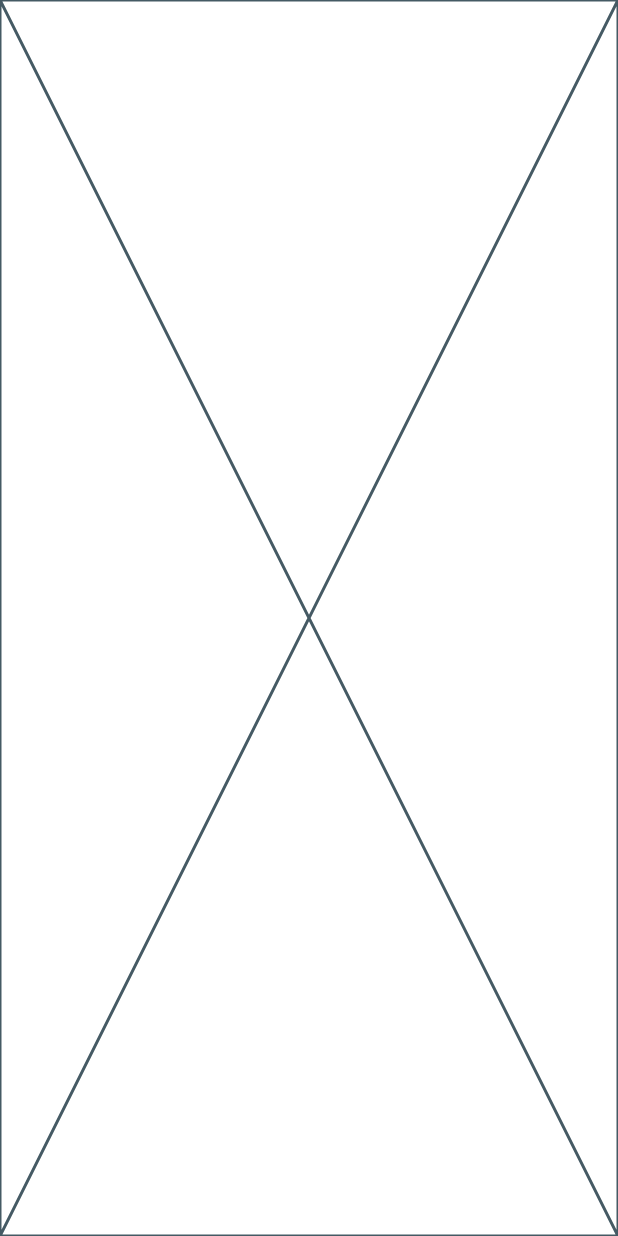
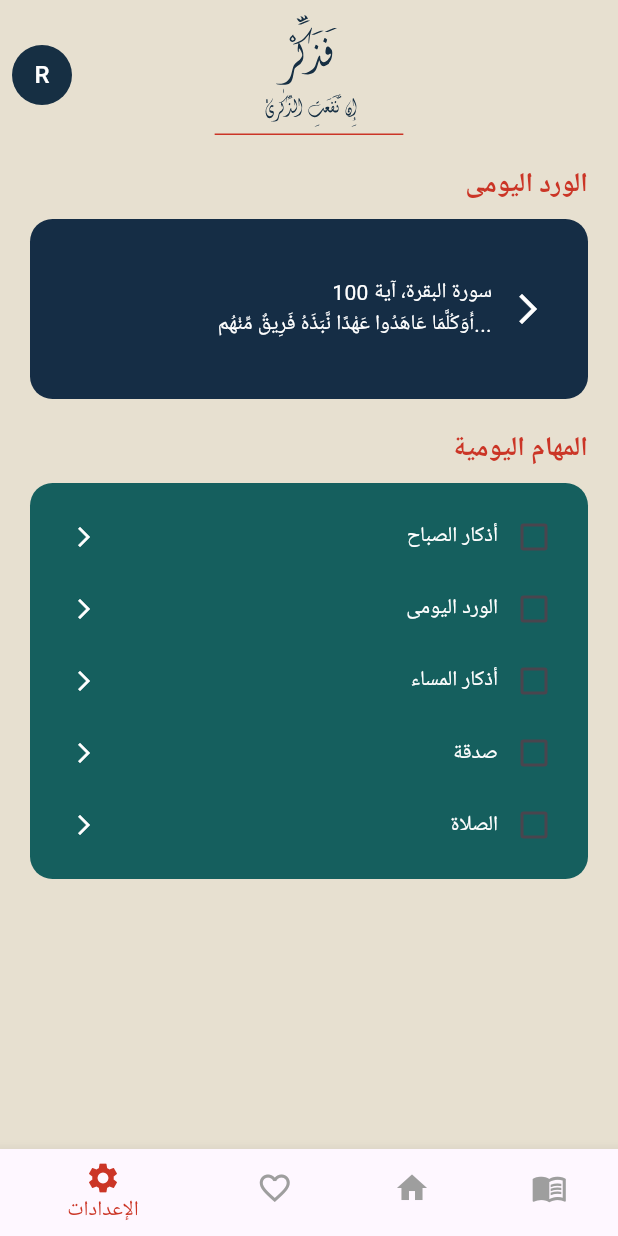
Before and after one commit to HodaMostafa12/azkar_app, a Flutter app: the screen it shows after launch, on a phone screen of 412 x 824 dp. Run offline on Flutter 3.47's test engine with Material 3 defaults, Android fonts, the phone set to English and light mode, and no system bars; our stand-ins replace flutter_svg.

Commit message:
home, fonts, new logo

```diff
--- a/lib/main.dart
+++ b/lib/main.dart
@@ -1,4 +1,5 @@
-import 'package:azkar_app/login_screan.dart';
+import 'package:azkar_app/view/home_page.dart';
+import 'package:azkar_app/view/login_screan.dart';
 import 'package:flutter/material.dart';
 
 void main() {
@@ -12,12 +13,14 @@ class MyApp extends StatelessWidget {
   @override
   Widget build(BuildContext context) {
     return MaterialApp(
+      debugShowCheckedModeBanner: false,
       title: 'Flutter Demo',
       theme: ThemeData(
+
         colorScheme: ColorScheme.fromSeed(seedColor: Colors.deepPurple),
         useMaterial3: true,
       ),
-      home: LoginScrean(),
+      home: HomePage()
     );
   }
 }
--- /dev/null
+++ b/lib/view/home_page.dart
@@ -0,0 +1,232 @@
+import 'package:flutter/material.dart';
+import 'package:flutter_svg/flutter_svg.dart';
+
+class HomePage extends StatefulWidget {
+  const HomePage({super.key});
+
+  @override
+  State<HomePage> createState() => _HomePageState();
+}
+
+class _HomePageState extends State<HomePage> {
+  int _selectedIndex = 0;
+  final List<bool> _tasks = [false, false, false, false, false];
+
+  void _onNavTap(int index) {
+    setState(() {
+      _selectedIndex = index;
+    });
+  }
+
+  @override
+  Widget build(BuildContext context) {
+    return Scaffold(
+      backgroundColor: const Color(0xFFE7E0D0),
+      appBar: AppBar(
+        toolbarHeight: 100,
+        backgroundColor: const Color(0xFFE7E0D0),
+        centerTitle: true,
+        elevation: 0,
+        leading: Padding(
+          padding: const EdgeInsets.all(8.0),
+          child: CircleAvatar(
+            radius: 26,
+            backgroundColor: const Color(0xFF162F43),
+            child: const Text("R", style: TextStyle(color: Colors.white)),
+          ),
+        ),
+        title: SizedBox(
+          height: 80,
+          width: 140,
+          child: SvgPicture.asset(
+            "assets/images/fzkrAppBar.svg",
+            fit: BoxFit.contain,
+          ),
+        ),
+      ),
+      body: Align(
+        alignment: Alignment.centerRight,
+        child: Padding(
+          padding: const EdgeInsets.symmetric(horizontal: 20),
+          child: ListView(
+            children: [
+              const SizedBox(height: 10),
+              const Text(
+                "الورد اليومى",
+                style: TextStyle(
+                  fontFamily: 'Inter',
+                  color: Color(0xFFCB3526),
+                  fontWeight: FontWeight.bold,
+                  fontSize: 18,
+                ),
+                textAlign: TextAlign.right,
+              ),
+              const SizedBox(height: 10),
+
+              // First container with arrow
+              Container(
+                padding: const EdgeInsets.all(16),
+                height: 120,
+                decoration: BoxDecoration(
+                  borderRadius: BorderRadius.circular(15),
+                  color: const Color(0xFF152D45),
+                ),
+                child: Row(
+                  mainAxisAlignment: MainAxisAlignment.spaceBetween,
+                  children: [
+                    Expanded(
+                      child: GestureDetector(
+                        onTap: () {
+                          Navigator.push(
+                            context,
+                            MaterialPageRoute(builder: (_) => const DailyVersePage()),
+                          );
+                        },
+                        child: const Text(
+                          "سورة البقرة، آية 100\n"
+                              "أَوَكُلَّمَا عَاهَدُوا عَهْدًا نَّبَذَهُ فَرِيقٌ مِّنْهُم...",
+                          style: TextStyle(color: Colors.white),
+                          textAlign: TextAlign.right,
+                        ),
+                      ),
+                    ),
+                    IconButton(
+                      icon: const Icon(Icons.arrow_forward_ios, color: Colors.white),
+                      onPressed: () {
+                        Navigator.push(
+                          context,
+                          MaterialPageRoute(builder: (_) => const DailyVersePage()),
+                        );
+                      },
+                    ),
+                  ],
+                ),
+              ),
+
+              const SizedBox(height: 20),
+              const Text(
+                "المهام اليومية",
+                style: TextStyle(
+                  fontFamily: 'Inter',
+                  color: Color(0xFFCB3526),
+                  fontWeight: FontWeight.bold,
+                  fontSize: 18,
+                ),
+                textAlign: TextAlign.right,
+              ),
+              const SizedBox(height: 10),
+
+              // Second container with arrow
+              Container(
+                padding: const EdgeInsets.all(12),
+                decoration: BoxDecoration(
+                  borderRadius: BorderRadius.circular(15),
+                  color: const Color(0xFF155F5E),
+                ),
+                child: Column(
+                  children: [
+                    _buildTaskItem("أذكار الصباح", 0),
+                    _buildTaskItem("الورد اليومى", 1),
+                    _buildTaskItem("أذكار المساء", 2),
+                    _buildTaskItem("صدقة", 3),
+                    _buildTaskItem("الصلاة", 4),
+                  ],
+                ),
+              ),
+            ],
+          ),
+        ),
+      ),
+      bottomNavigationBar: BottomNavigationBar(
+        currentIndex: _selectedIndex,
+        onTap: _onNavTap,
+        selectedItemColor: const Color(0xFFCB3526),
+        unselectedItemColor: Colors.grey,
+        backgroundColor: const Color(0xFF152D45),
+        items: const [
+          BottomNavigationBarItem(
+            icon: Icon(Icons.settings),
+            label: "الإعدادات",
+          ),
+          BottomNavigationBarItem(
+            icon: Icon(Icons.favorite_border),
+            label: "المفضلة",
+          ),
+          BottomNavigationBarItem(
+            icon: Icon(Icons.home),
+            label: "الرئيسية",
+          ),
+          BottomNavigationBarItem(
+            icon: Icon(Icons.menu_book_outlined),
+            label: "الدروس",
+          ),
+        ],
+      ),
+    );
+  }
+
+  // Right-aligned checkbox + text
+  Widget _buildTaskItem(String title, int index) {
+    return Row(
+      mainAxisAlignment: MainAxisAlignment.spaceBetween,
+      children: [
+        IconButton(
+          icon: const Icon(Icons.arrow_forward_ios, color: Colors.white, size: 16),
+          onPressed: () {
+            Navigator.push(
+              context,
+              MaterialPageRoute(builder: (_) => const TaskDetailsPage()),
+            );
+          },
+        ),
+        Row(
+          children: [
+            Text(title, style: const TextStyle(color: Colors.white)),
+            Checkbox(
+              value: _tasks[index],
+              onChanged: (val) {
+                setState(() {
+                  _tasks[index] = val ?? false;
+                });
+              },
+              activeColor: const Color(0xFFCB3526),
+            ),
+          ],
+        ),
+      ],
+    );
+  }
+}
+
+class DailyVersePage extends StatelessWidget {
+  const DailyVersePage({super.key});
+
+  @override
+  Widget build(BuildContext context) {
+    return Scaffold(
+      backgroundColor: const Color(0xFFE7E0D0),
+      appBar: AppBar(
+        title: const Text("الورد اليومى"),
+        backgroundColor: const Color(0xFF152D45),
+      ),
+      body: const Center(
+        child: Text(
+          "هنا تفاصيل الورد اليومى",
+          style: TextStyle(fontSize: 20),
+        ),
+      ),
+    );
+  }
+}
+
+class TaskDetailsPage extends StatelessWidget {
+  const TaskDetailsPage({super.key});
+
+  @override
+  Widget build(BuildContext context) {
+    return Scaffold(
+      appBar: AppBar(title: const Text("تفاصيل المهمة")),
+      body: const Center(child: Text("صفحة تفاصيل المهمة")),
+    );
+  }
+}
--- a/lib/login_screan.dart
+++ b/lib/view/login_screan.dart
@@ -1,7 +1,7 @@
 import 'package:flutter/material.dart';
 
-class LoginScrean extends StatelessWidget {
-  const LoginScrean({super.key});
+class LoginScreen extends StatelessWidget {
+  const LoginScreen({super.key});
 
   @override
   Widget build(BuildContext context) {
```
Also changed, not shown: pubspec.yaml (+14 -13 lines), assets/fonts/bfantezy/B-Fantezy.ttf (added), assets/fonts/inter/Inter_18pt-Bold.ttf (added), assets/fonts/inter/Inter_18pt-Regular.ttf (added), assets/fonts/inter/Inter_28pt-Bold.ttf (added), assets/fonts/inter/Inter_28pt-Regular.ttf (added), assets/images/fzkrAppBar.svg (added), pubspec.lock, 1 other file.
